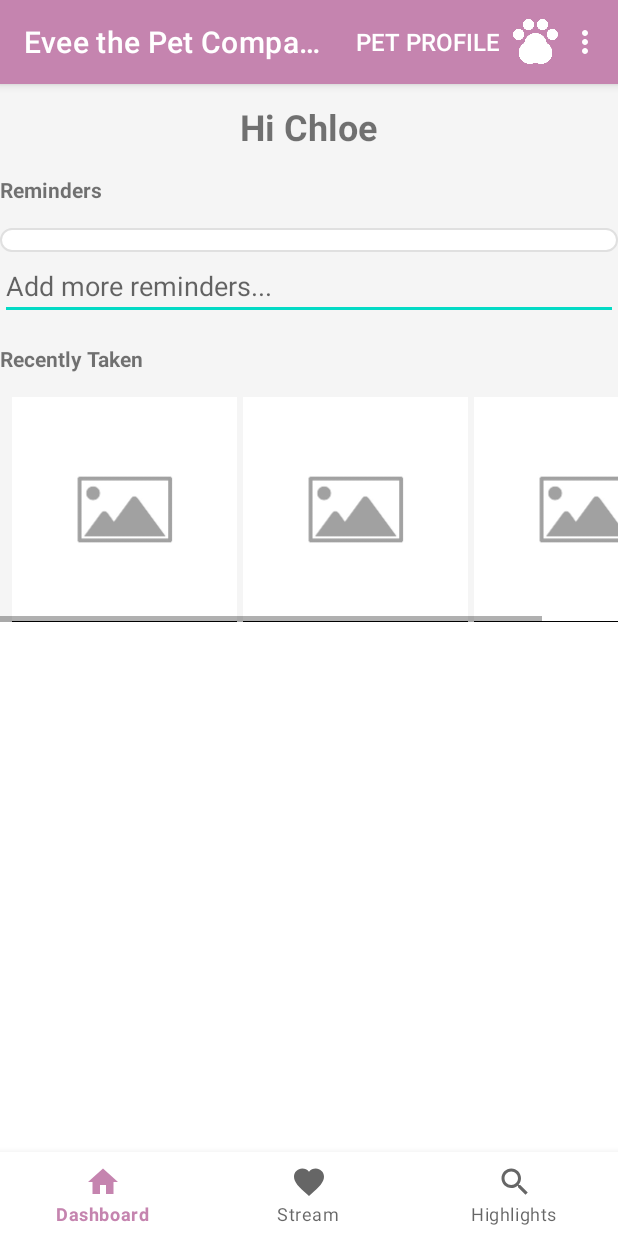
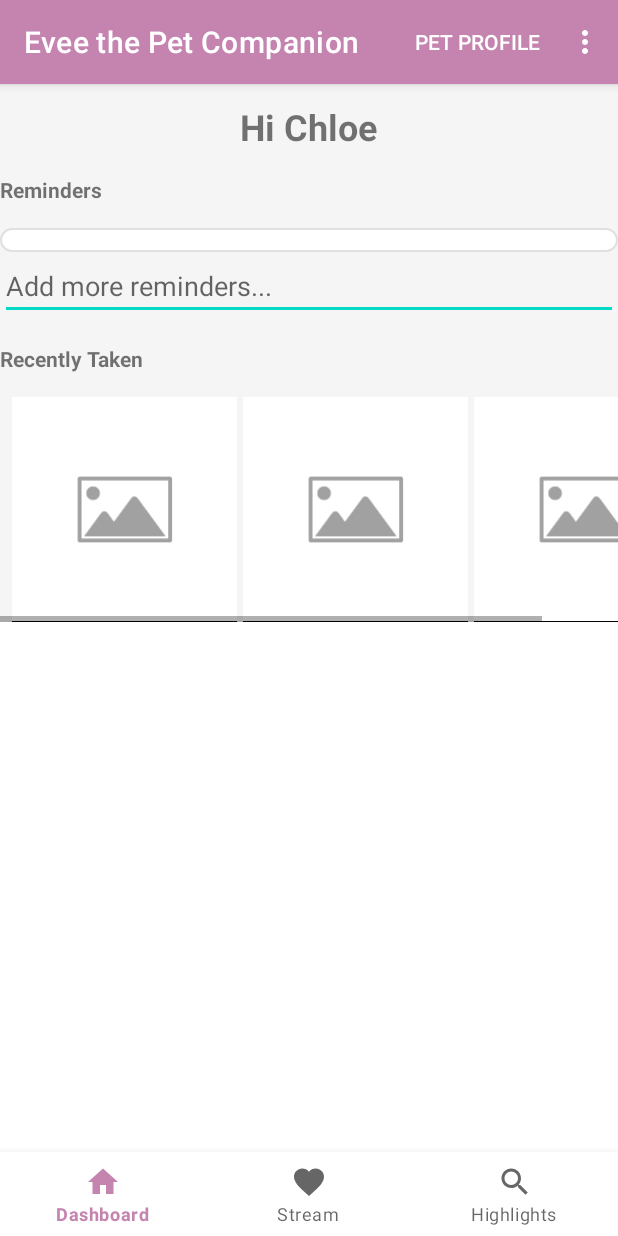
Before and after one commit to WeiWenChai7321/EveeThePetCompanion4, an Android app: the MainActivity screen opened directly, with no data from a screen before it, on a phone screen of 412 x 824 dp. Run offline under Robolectric (Android 15) with nearby library versions, the phone set to English and light mode, and no system bars; 2 statements that could not run were skipped.

Commit message:
Removed menu item layout - prof found confusing

```diff
--- a/EveeThePetCompanion/src/main/res/layout-land/menu_item.xml
+++ /dev/null
@@ -1,6 +0,0 @@
-<TextView xmlns:android="http://schemas.android.com/apk/res/android"
-    android:id="@+id/menu_item_title"
-    android:layout_width="wrap_content"
-    android:layout_height="wrap_content"
-    android:text="@string/action_petprofile"
-    android:textAppearance="?android:attr/textAppearanceSmall"/>
--- a/EveeThePetCompanion/src/main/res/layout/menu_item.xml
+++ /dev/null
@@ -1,6 +0,0 @@
-<TextView xmlns:android="http://schemas.android.com/apk/res/android"
-    android:id="@+id/menu_item_title"
-    android:layout_width="wrap_content"
-    android:layout_height="wrap_content"
-    android:text="@string/action_petprofile"
-    android:textAppearance="?android:attr/textAppearanceSmall"/>
--- a/EveeThePetCompanion/src/main/res/menu/main.xml
+++ b/EveeThePetCompanion/src/main/res/menu/main.xml
@@ -6,27 +6,23 @@
         android:id="@+id/action_help"
         android:orderInCategory="1"
         android:title="@string/action_help"
-        app:showAsAction="never"
-        app:actionLayout="@layout/menu_item" />
+        app:showAsAction="never" />
 
     <item
         android:id="@+id/action_petprofile"
         android:orderInCategory="3"
         android:title="@string/action_petprofile"
-        app:showAsAction="always|withText"
-        app:actionLayout="@layout/custom_action"/>
+        app:showAsAction="always|withText"/>
 
     <item
         android:id="@+id/action_settings"
         android:orderInCategory="4"
         android:title="@string/action_settings"
-        app:actionLayout="@layout/menu_item"
         app:showAsAction="never"/>
 
     <item
         android:id="@+id/action_feedback"
         android:orderInCategory="5"
         android:title="@string/action_feedback"
-        app:actionLayout="@layout/menu_item"
         app:showAsAction="never"/>
 </menu>
```
